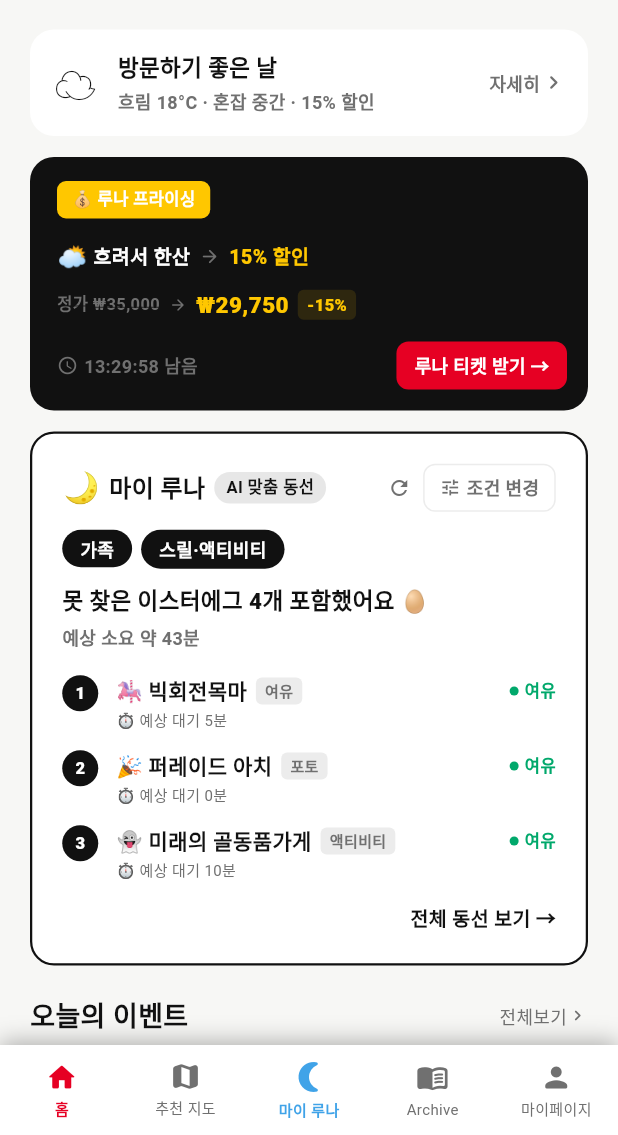
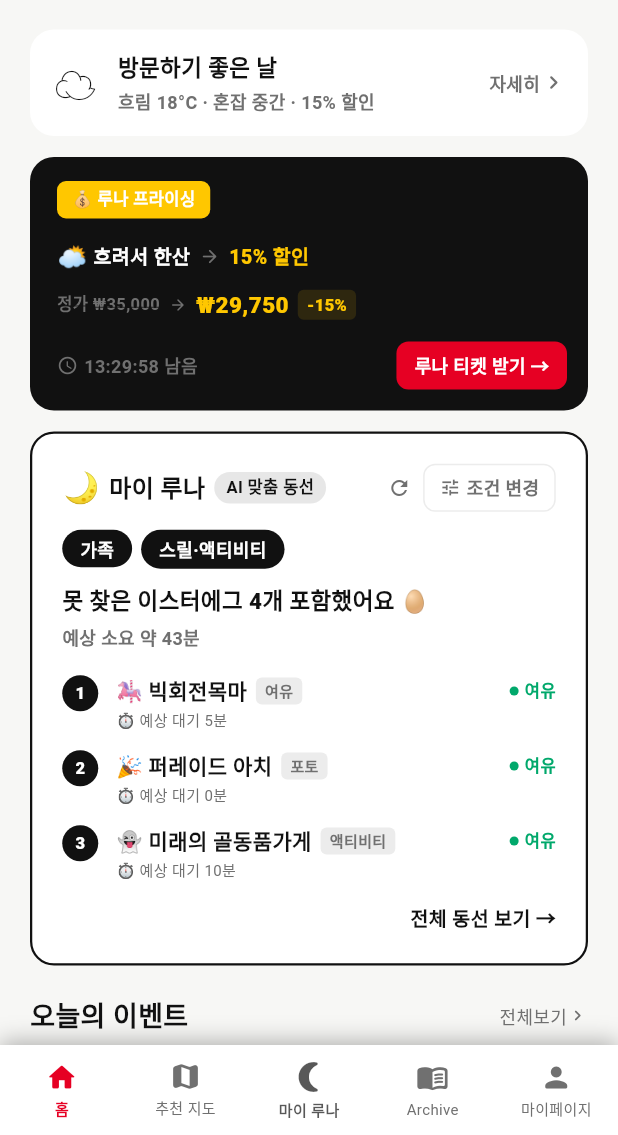
Before and after one commit to 202001381/retrace, a Flutter app: the MainScreen screen opened directly, on a phone screen of 412 x 824 dp, the part 101-1236 px from its top. Run offline on Flutter 3.47's test engine with Material 3 defaults, Android fonts, the phone set to English and light mode, and no system bars; our stand-ins replace cloud_firestore, firebase_core, flutter_map, geolocator, image_picker, latlong2 and 1 more; accounts and stored records are empty; Roboto replaces fonts that are missing (Pretendard).

Commit message:
Revert "Restore 마이 루나 tab highlight using luna brand blue"
This reverts commit 38bd0b6bc30468c3febd21f6dc43303789b9fd5b.

```diff
--- a/lib/main.dart
+++ b/lib/main.dart
@@ -232,12 +232,12 @@ class _MainScreenState extends State<MainScreen> {
 
   Widget _navItem(int index, IconData icon, String label) {
     final isActive = _currentIndex == index;
-    // 마이 루나 = 메인 기능. luna/AI 전용 블루(AppColors.blue)로 항시 강조.
+    // 마이 루나 = 메인 기능. 다른 탭과 다른 브랜드 컬러(lunaNavy)로 항시 강조.
     final isMyLuna = index == 2;
     final Color color = isMyLuna
         ? (isActive
-            ? AppColors.blue
-            : AppColors.blue.withValues(alpha: 0.75))
+            ? AppColors.ink900
+            : AppColors.ink900.withValues(alpha: 0.7))
         : (isActive ? AppColors.red : AppColors.textSecondary);
     return Expanded(
       child: GestureDetector(
```
